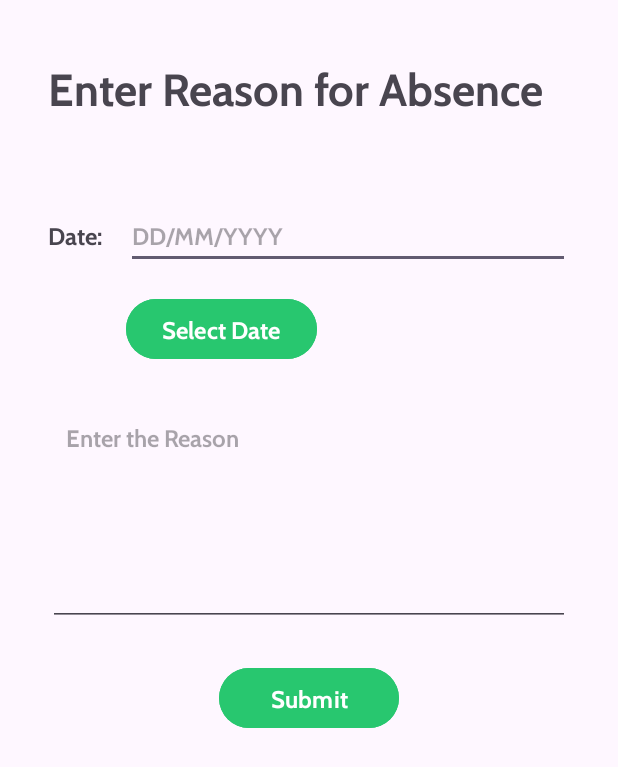
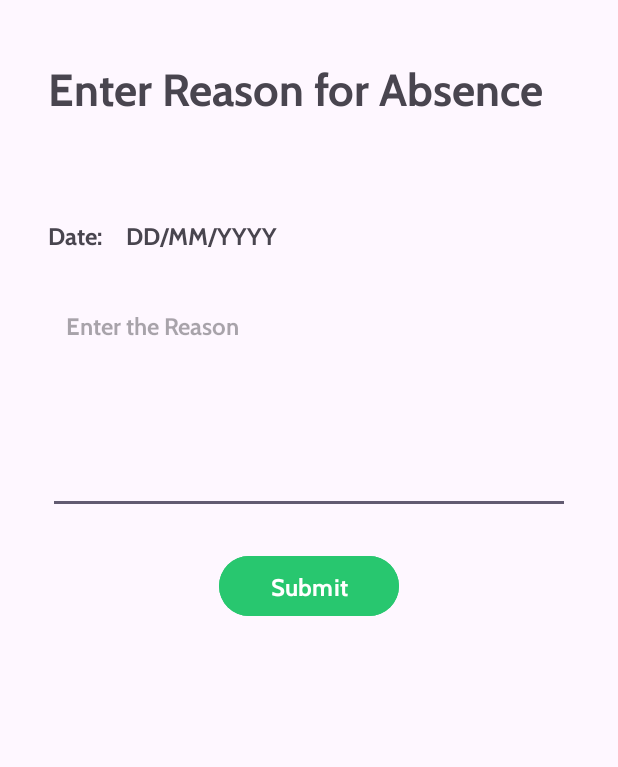
Before and after one commit to codekatana07/Innogeeks-app, an Android app: the layout activity_parent_notes.xml on its own in the app's theme, with its tools: preview values and no code run, on a phone screen of 412 x 824 dp. Shown: the top 767 px of the screen. Run offline under Robolectric (Android 15) with nearby library versions, the phone set to English and light mode, and no system bars.

```diff
--- a/app/src/main/res/layout/activity_parent_notes.xml
+++ b/app/src/main/res/layout/activity_parent_notes.xml
@@ -57,31 +57,30 @@
         app:layout_constraintStart_toStartOf="parent"
         app:layout_constraintTop_toBottomOf="@+id/labelStdName" />
 
-    <EditText
+    <TextView
         android:id="@+id/editTextDate"
         android:layout_width="0dp"
         android:layout_height="wrap_content"
         android:layout_marginHorizontal="16dp"
         android:fontFamily="@font/cabin"
-        android:hint="DD/MM/YYYY"
-        android:inputType="date"
+        android:text="DD/MM/YYYY"
         android:textSize="16sp"
         app:layout_constraintBottom_toBottomOf="@+id/labelDate"
         app:layout_constraintEnd_toEndOf="parent"
         app:layout_constraintStart_toEndOf="@+id/labelDate"
         app:layout_constraintTop_toTopOf="@+id/labelDate" />
 
-    <Button
-        android:id="@+id/dateButton"
-        android:layout_width="wrap_content"
-        android:layout_height="wrap_content"
-        android:layout_marginTop="16dp"
-        android:backgroundTint="@color/lightGreen"
-        android:fontFamily="@font/cabin"
-        android:text="Select Date"
-        android:textSize="16sp"
-        app:layout_constraintStart_toStartOf="@+id/editTextDate"
-        app:layout_constraintTop_toBottomOf="@+id/editTextDate" />
+<!--    <Button-->
+<!--        android:id="@+id/dateButton"-->
+<!--        android:layout_width="wrap_content"-->
+<!--        android:layout_height="wrap_content"-->
+<!--        android:layout_marginTop="16dp"-->
+<!--        android:backgroundTint="@color/lightGreen"-->
+<!--        android:fontFamily="@font/cabin"-->
+<!--        android:text="Select Date"-->
+<!--        android:textSize="16sp"-->
+<!--        app:layout_constraintStart_toStartOf="@+id/editTextDate"-->
+<!--        app:layout_constraintTop_toBottomOf="@+id/editTextDate" />-->
 
     <EditText
         android:id="@+id/editTextTextMultiLine"
@@ -98,7 +97,7 @@
         android:padding="12dp"
         app:layout_constraintEnd_toEndOf="parent"
         app:layout_constraintStart_toStartOf="parent"
-        app:layout_constraintTop_toBottomOf="@+id/dateButton" />
+        app:layout_constraintTop_toBottomOf="@+id/editTextDate" />
 
     <Button
         android:id="@+id/btnSubmit"
```
Also changed, not shown: app/src/main/java/edu/kiet/innogeeks/ParentNotesActivity.kt (+52 -50 lines).
